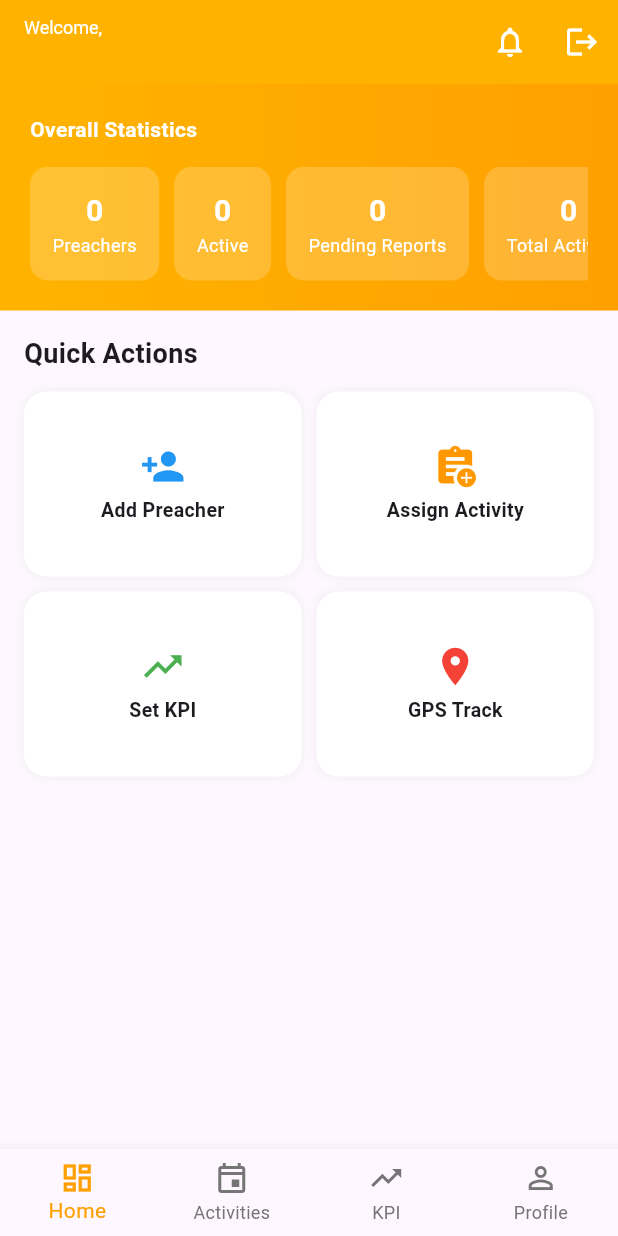
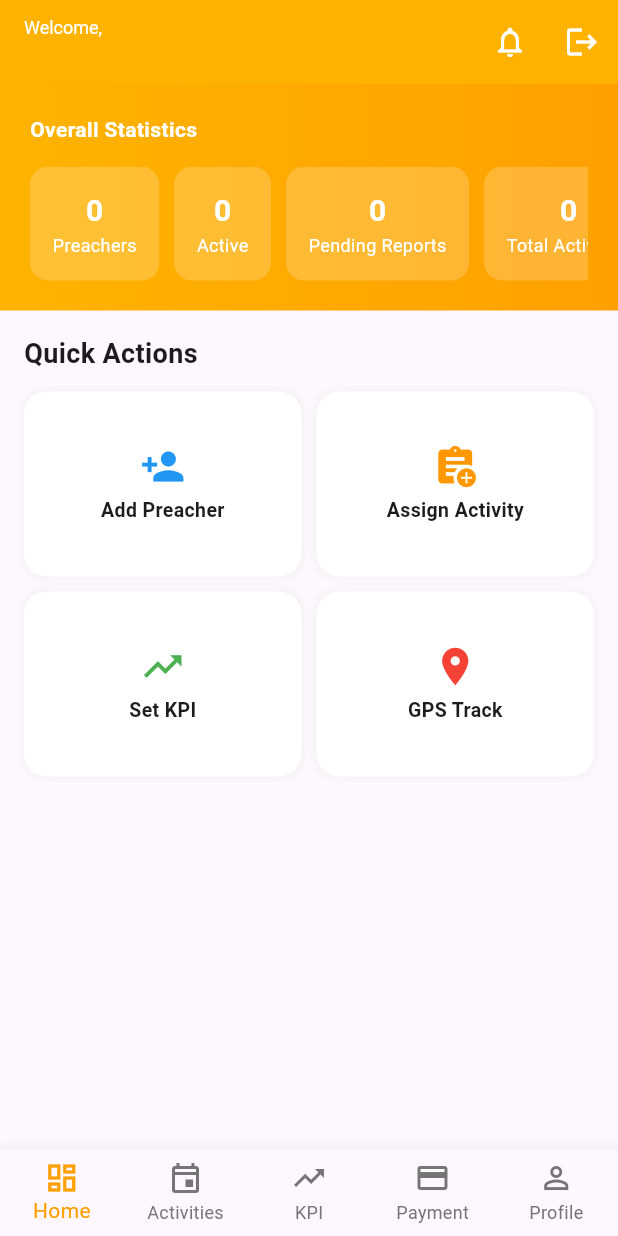
Before and after one commit to Shahittya/PreacherPro, a Flutter app: the OfficerDashboard screen opened directly, on a phone screen of 412 x 824 dp. Run offline on Flutter 3.47's test engine with Material 3 defaults, Android fonts, the light colour scheme and no system bars; our stand-ins replace cloud_firestore, firebase_auth, firebase_core, geocoding, geolocator, google_maps_flutter and 1 more; accounts and stored records are empty.

Commit message:
update menu bar

```diff
--- a/lib/screens/officerDashboard.dart
+++ b/lib/screens/officerDashboard.dart
@@ -37,7 +37,8 @@ class _OfficerDashboardState extends State<OfficerDashboard> {
     const _DashboardBody(),              // Index 0
     const OfficerActivityList(),         // Index 1
     const ManageKPIPage(),               // Index 2
-    const UserProfilePage(),             // Index 3
+    const PaymentPage(),                 // Index 3
+    const UserProfilePage(),             // Index 4
   ];
 
   void _onItemTapped(int index) {
@@ -98,6 +99,7 @@ class _OfficerDashboardState extends State<OfficerDashboard> {
           BottomNavigationBarItem(icon: Icon(Icons.dashboard_outlined), label: 'Home'),
           BottomNavigationBarItem(icon: Icon(Icons.event_outlined), label: 'Activities'),
           BottomNavigationBarItem(icon: Icon(Icons.trending_up), label: 'KPI'),
+          BottomNavigationBarItem(icon: Icon(Icons.payment_outlined), label: 'Payment'),
           BottomNavigationBarItem(icon: Icon(Icons.person_outline), label: 'Profile'),
         ],
       ),
```
Also changed, not shown: lib/screens/ManagePreacher/PreacherManagementPage.dart (+0 -10 lines).
